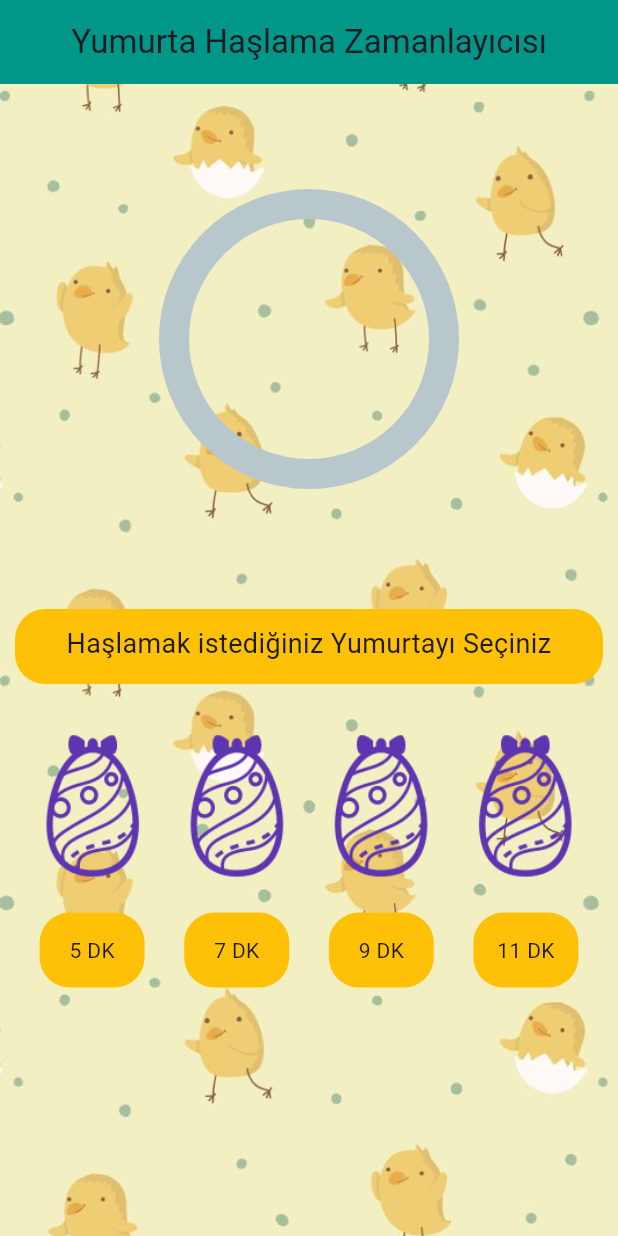
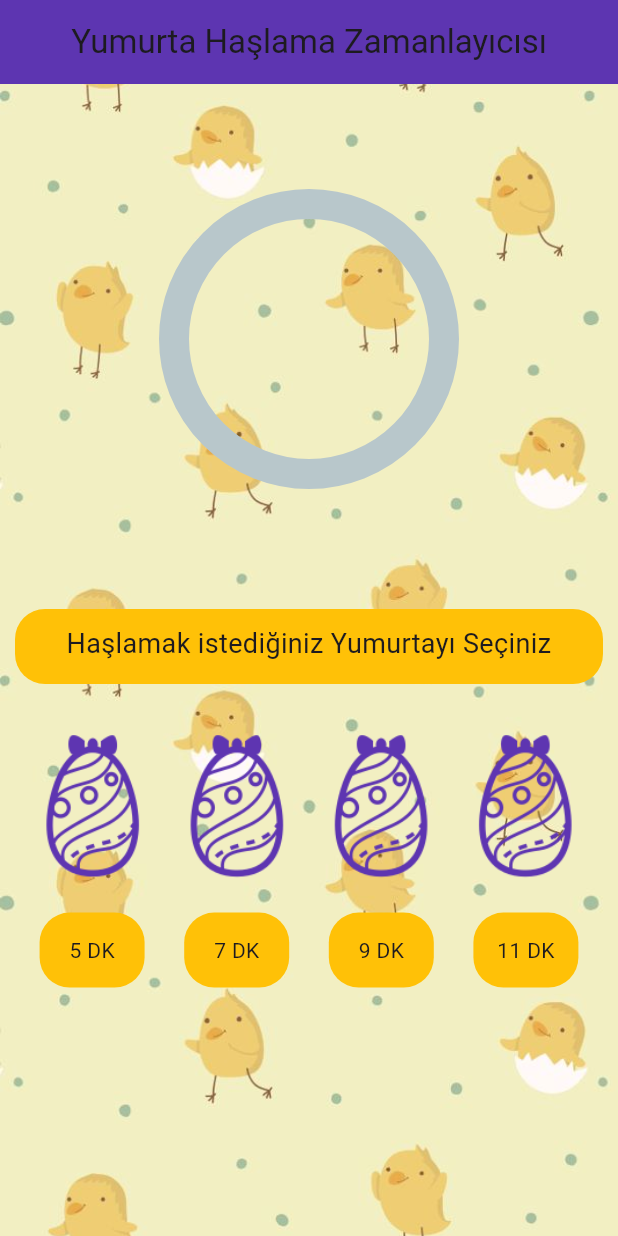
Before and after one commit to Uguratac/EggBoilingApplication, a Flutter app: the screen it shows after launch, on a phone screen of 412 x 824 dp. Run offline on Flutter 3.47's test engine with Material 3 defaults, Android fonts, the light colour scheme and no system bars; drawn by our look-alikes of percent_indicator; missing offline and left inert: audiofileplayer.

Commit message:
sabitler tek bir klasörde toplandı

```diff
--- /dev/null
+++ b/lib/constants/constans.dart
@@ -0,0 +1,9 @@
+import 'package:flutter/material.dart';
+
+class Constants {
+  static String alarm = 'assets/audios/alarm.mp3';
+  static String hazir = 'Yumurtalar Hazır';
+  static String afiyet = 'Afiyet olsun!';
+  static String bg = "assets/images/background.jpg";
+  static Color myColor = const Color.fromARGB(255, 93, 53, 177);
+}
--- a/lib/main.dart
+++ b/lib/main.dart
@@ -1,6 +1,6 @@
-import 'package:egg_application/egg.dart';
+import 'package:egg_application/constants/constans.dart';
+import 'package:egg_application/pages/egg.dart';
 import 'package:flutter/material.dart';
-
 
 void main() => runApp(const MyApp());
 
@@ -8,13 +8,13 @@ class MyApp extends StatelessWidget {
   const MyApp({super.key});
   @override
   Widget build(BuildContext context) {
-    return  MaterialApp(
+    return MaterialApp(
       debugShowCheckedModeBanner: false,
       title: 'Eggy',
       theme: ThemeData(
-        appBarTheme: const AppBarTheme(backgroundColor: Colors.blue),
+        appBarTheme: AppBarTheme(backgroundColor: Constants.myColor),
       ),
-      home: const  MyHomePage(),
+      home: const MyHomePage(),
     );
   }
 }
--- a/lib/egg.dart
+++ b/lib/pages/egg.dart
@@ -1,6 +1,7 @@
 import 'dart:async';
 import 'package:audiofileplayer/audiofileplayer.dart';
-import 'package:egg_application/indicator.dart';
+import 'package:egg_application/constants/constans.dart';
+import 'package:egg_application/pages/indicator.dart';
 import 'package:flutter/material.dart';
 
 class MyHomePage extends StatefulWidget {
@@ -15,7 +16,7 @@ class _MyHomePageState extends State<MyHomePage> with TickerProviderStateMixin {
   late int _countdownSeconds; // kalan süre
   late bool _isCountingDown; // geri sayım devam ediyor mu etmiyor mu
   Timer? _countdownTimer; // geri sayım
-  int _selectedButtonIndex = 0; // seçilen butonun indexi
+  int seconds = 0;
 
   late List<AnimationController> _animationControllers; // animasyon için
   late List<Animation<double>> _animations;
@@ -25,7 +26,7 @@ class _MyHomePageState extends State<MyHomePage> with TickerProviderStateMixin {
   void initState() {
     super.initState();
 
-    audio = Audio.load('assets/audios/alarm.mp3');
+    audio = Audio.load(Constants.alarm);
     _countdownSeconds = 0;
     _isCountingDown = false;
 
@@ -56,10 +57,13 @@ class _MyHomePageState extends State<MyHomePage> with TickerProviderStateMixin {
 
     setState(() {
       _isAnimatingList[index] = !_isAnimatingList[index];
-      _selectedButtonIndex = index; // Seçili butonun indeksini güncelledik
     });
-    int seconds = (2 * index + 5) * 60;
+    seconds = calculateSeconds(index);
     _startCountdown(seconds);
+  }
+
+  int calculateSeconds(int index) {
+    return (2 * index + 5) * 60;
   }
 
   void _startCountdown(int seconds) {
@@ -97,11 +101,11 @@ class _MyHomePageState extends State<MyHomePage> with TickerProviderStateMixin {
       context: context,
       builder: (BuildContext context) {
         return AlertDialog(
-          title: const Text('Yumurtalar Hazır!'),
-          content: const SingleChildScrollView(
+          title: Text(Constants.hazir),
+          content: SingleChildScrollView(
             child: ListBody(
               children: <Widget>[
-                Text('Afiyet olsun!'),
+                Text(Constants.afiyet),
               ],
             ),
           ),
@@ -136,21 +140,20 @@ class _MyHomePageState extends State<MyHomePage> with TickerProviderStateMixin {
       appBar: AppBar(
         title: const Text('Yumurta Haşlama Zamanlayıcısı'),
         centerTitle: true,
-        backgroundColor: Colors.teal,
       ),
       body: Container(
-        decoration: const BoxDecoration(
+        decoration: BoxDecoration(
             image: DecorationImage(
-                image: AssetImage("assets/images/background.jpg"),
-                fit: BoxFit.cover)),
+                image: AssetImage(Constants.bg), fit: BoxFit.cover)),
         child: Column(
           //mainAxisAlignment: MainAxisAlignment.center,
           crossAxisAlignment: CrossAxisAlignment.center,
           children: <Widget>[
             MyIndicator(
-                isCountingDown: _isCountingDown,
-                countdownSeconds: _countdownSeconds,
-                buttonIndex: _selectedButtonIndex),
+              isCountingDown: _isCountingDown,
+              countdownSeconds: _countdownSeconds,
+              second: seconds,
+            ),
             Container(
               width: double.infinity,
               padding: const EdgeInsets.all(10),
@@ -178,7 +181,7 @@ class _MyHomePageState extends State<MyHomePage> with TickerProviderStateMixin {
                   GestureDetector(
                     onTap: () {
                       _toggleAnimation(i);
-                      _startCountdown((2 * i + 5) * 60);
+                      _startCountdown(calculateSeconds(i));
 
                       // Diğer butonların animasyonunu tersine çevir
                       for (int j = 0; j <= 3; j++) {
@@ -232,11 +235,15 @@ class MyMin extends StatelessWidget {
                 borderRadius: BorderRadius.all(
                   Radius.elliptical(20, 20),
                 )),
-            child: Center(child: Text("${(2 * i + 5)} DK")),
+            child: Center(child: Text("${minute(i)} DK")),
           )
       ],
     );
   }
+}
+
+int minute(int i) {
+  return 2 * i + 5;
 }
 
 class EggPhoto extends StatelessWidget {
--- a/lib/indicator.dart
+++ b/lib/pages/indicator.dart
@@ -1,20 +1,21 @@
+import 'package:egg_application/constants/constans.dart';
 import 'package:flutter/material.dart';
 import 'package:percent_indicator/circular_percent_indicator.dart';
 
 class MyIndicator extends StatefulWidget {
-  const MyIndicator({
-    Key? key,
-    required bool isCountingDown,
-    required int countdownSeconds,
-    required int buttonIndex,
-  })  : _isCountingDown = isCountingDown,
+  const MyIndicator(
+      {Key? key,
+      required bool isCountingDown,
+      required int countdownSeconds,
+      required int second})
+      : _isCountingDown = isCountingDown,
         _countdownSeconds = countdownSeconds,
-        _buttonIndex = buttonIndex,
+        seconds = second,
         super(key: key);
 
   final bool _isCountingDown;
   final int _countdownSeconds;
-  final int _buttonIndex;
+  final int seconds;
 
   @override
   State<MyIndicator> createState() => _MyIndicatorState();
@@ -23,34 +24,25 @@ class MyIndicator extends StatefulWidget {
 class _MyIndicatorState extends State<MyIndicator> {
   double percent = 0;
 
-
-
   @override
   Widget build(BuildContext context) {
-    int buttonIndex = widget._buttonIndex;
-
-
-    int val = ((2 * buttonIndex + 5) * 60);
-
-    if(widget._isCountingDown)
-    {
-      percent = 1 - (widget._countdownSeconds / val);
-    }else{
+    if (widget._isCountingDown) {
+      percent = 1 - (widget._countdownSeconds / widget.seconds);
+    } else {
       percent = 0;
     }
-
-
 
     return Container(
       margin: const EdgeInsets.all(70),
       child: CircularPercentIndicator(
         animation: true,
-        animationDuration: 1 ~/
-            (val), // burda tip dönüşümünden kaynaklı hata var halka yaklaşık 5 saniye kala tam doluyor.
+        animationDuration: widget._isCountingDown
+            ? 1 ~/ (widget.seconds)
+            : 0, // burda tip dönüşümünden kaynaklı hata var halka yaklaşık 5 saniye kala tam doluyor.
         radius: 100,
         percent: percent,
         lineWidth: 20,
-        progressColor: Colors.deepPurple.shade300,
+        progressColor: Constants.myColor,
         circularStrokeCap: CircularStrokeCap.round,
         center: Text(
           widget._isCountingDown ? '${widget._countdownSeconds} saniye' : '',
```
